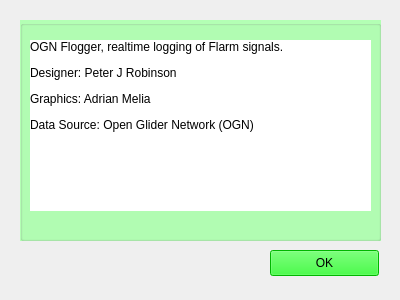
First picture: the form in flogger_about.ui, repository tobiz/OGN-Flight-Logger_V3, before the edit.
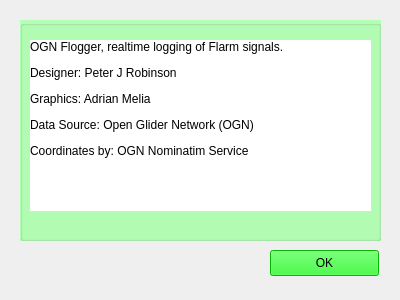
Second picture: the form after the edit.

```diff
--- a/flogger_about.ui
+++ b/flogger_about.ui
@@ -42,7 +42,13 @@
      <string notr="true">background-color: rgb(255, 255, 255);</string>
     </property>
     <property name="text">
-     <string>&lt;html&gt;&lt;head/&gt;&lt;body&gt;&lt;p&gt;OGN Flogger, realtime logging of Flarm signals.&lt;/p&gt;&lt;p&gt;Designer: Peter J Robinson&lt;/p&gt;&lt;p&gt;Graphics: Adrian Melia&lt;/p&gt;&lt;p&gt;Data Source: Open Glider Network (OGN)&lt;/p&gt;&lt;/body&gt;&lt;/html&gt;</string>
+     <string>&lt;html&gt;&lt;head/&gt;&lt;body&gt;&lt;p&gt;
+     	OGN Flogger, realtime logging of Flarm signals.&lt;/p&gt;&lt;p&gt;
+     	Designer: Peter J Robinson&lt;/p&gt;&lt;p&gt;
+     	Graphics: Adrian Melia&lt;/p&gt;&lt;p&gt;
+     	Data Source: Open Glider Network (OGN)&lt;/p&gt;&lt;/body&gt;&lt;/html&gt;
+     	Coordinates by: OGN Nominatim Service &lt;/p&gt;&lt;/body&gt;&lt;/html&gt;
+     </string>
     </property>
     <property name="alignment">
      <set>Qt::AlignLeading|Qt::AlignLeft|Qt::AlignTop</set>
```
